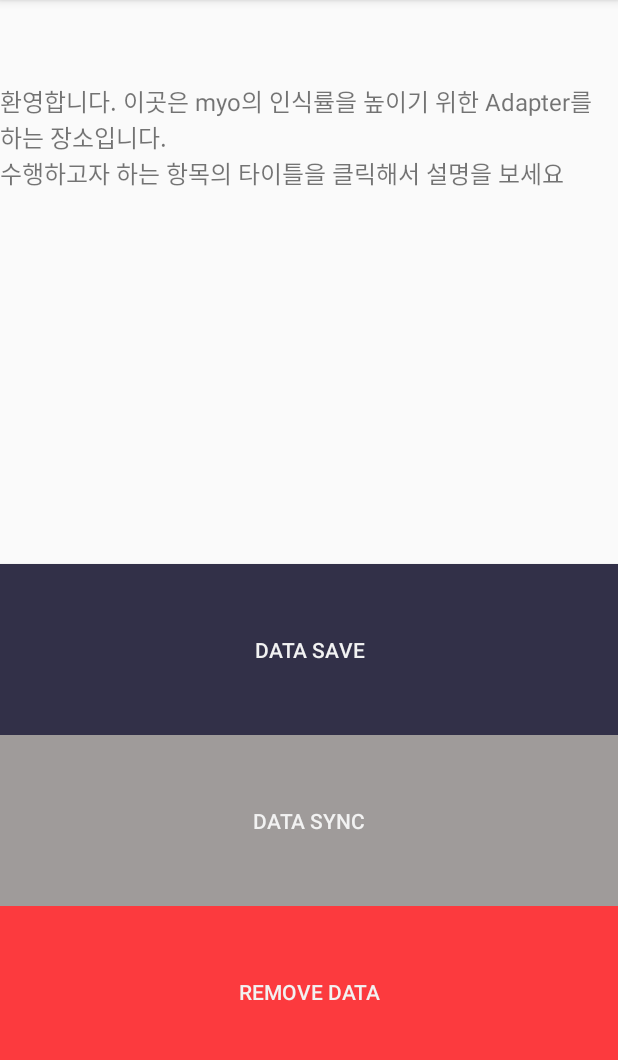
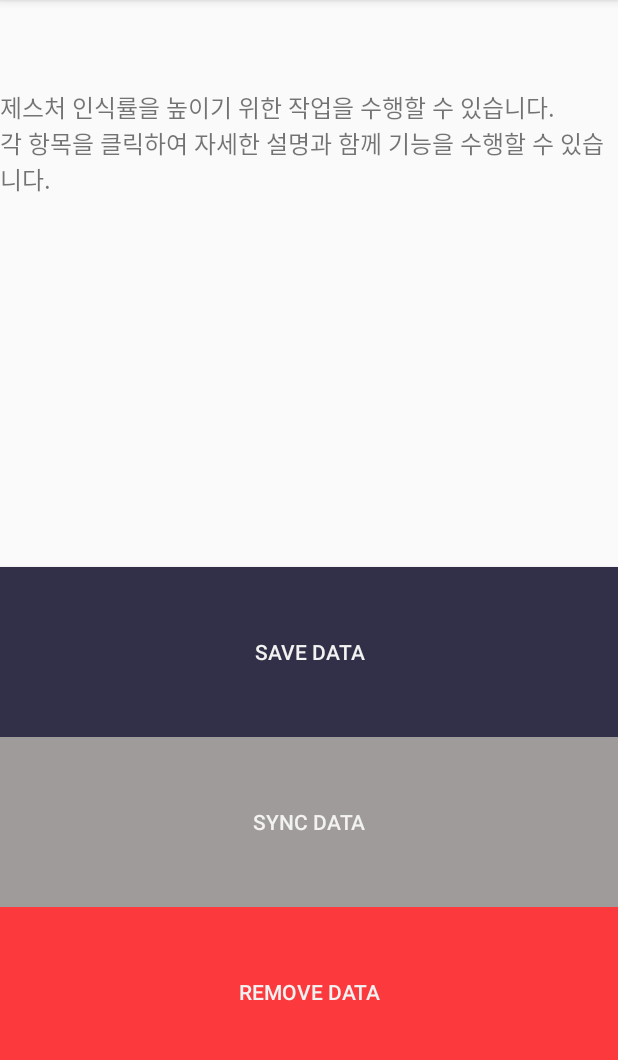
Before and after one commit to BlueBerryCheese/MyoLifeHacker2018, an Android app: the fragment TabFragment3 shown on its own in the app's theme, on a phone screen of 412 x 824 dp, the part 84-1144 px from its top. Run offline under Robolectric (Android 15) with nearby library versions, the phone set to English and light mode, and no system bars; our stand-ins replace EventBus; libraries missing offline, so code that uses them is left out: org.apache.commons; pictures from the network do not load.

Commit message:
Fragment3 text modified 2
Made it shorter

```diff
--- a/app/src/main/java/blueberrycheese/myolifehacker/MainActivity.java
+++ b/app/src/main/java/blueberrycheese/myolifehacker/MainActivity.java
@@ -87,7 +87,7 @@
 
         pagerAdapter.addFragment(new TabFragment1(), "Main");
         pagerAdapter.addFragment(new TabFragment2(), "Setting");
-        pagerAdapter.addFragment(new TabFragment3(), "Adaptation");
+        pagerAdapter.addFragment(new TabFragment3(), "Learning");
         viewPager.setAdapter(pagerAdapter);
         viewPager.addOnPageChangeListener(listener);    //페이지 변할때마다 이벤트 발생하도록 이벤트 리스너 붙착
         TabLayout tabLayout = (TabLayout) findViewById(R.id.tabs);
--- a/app/src/main/res/layout/fragment_tab_fragment3.xml
+++ b/app/src/main/res/layout/fragment_tab_fragment3.xml
@@ -18,13 +18,16 @@
             android:layout_width="match_parent"
             android:layout_height="wrap_content"
             android:layout_weight="5.5">
+
             <TextView
                 android:id="@+id/textView_tutorial"
                 android:layout_width="match_parent"
                 android:layout_height="80dp"
-
-                android:textSize="16dp"
-                android:text="환영합니다. 이곳은 myo의 인식률을 높이기 위한 Adapter를 하는 장소입니다.\n수행하고자 하는 항목의 타이틀을 클릭해서 설명을 보세요" />
+                android:layout_marginTop="4dp"
+                android:text="제스처 인식률을 높이기 위한 작업을 수행할 수 있습니다. \n각 항목을 클릭하여 자세한 설명과 함께 기능을 수행할 수 있습니다."
+                android:textSize="16dp" />
+            <!--Additional text for tutorial-->
+            <!--\n자신의 제스처 데이터를 저장하여 더 나은 인식을 위한 새로운 기준을 만들어보세요. :)-->
             <LinearLayout
                 android:id="@+id/topLinearLayout"
                 android:layout_width="match_parent"
@@ -200,20 +203,21 @@
 
         <Button
             android:id="@+id/btn_saveScroll"
-            android:text="Data Save"
-            android:textColor="@color/BackgroundColor"
             android:layout_width="match_parent"
             android:layout_height="wrap_content"
             android:layout_weight="1.5"
-            android:background="@color/FontColor"/>
+            android:background="@color/FontColor"
+            android:text="Save Data"
+            android:textColor="@color/BackgroundColor" />
+
         <Button
             android:id="@+id/btn_syncScroll"
-            android:text="Data Sync"
-            android:textColor="@color/BackgroundColor"
             android:layout_width="match_parent"
             android:layout_height="wrap_content"
             android:layout_weight="1.5"
-            android:background="#9F9B9A"/>
+            android:background="#9F9B9A"
+            android:text="Sync Data"
+            android:textColor="@color/BackgroundColor" />
         <Button
             android:id="@+id/btn_removeScroll"
             android:text="Remove Data"
```
Also changed, not shown: app/src/main/java/blueberrycheese/myolifehacker/TabFragment3.java (+12 -4 lines).
